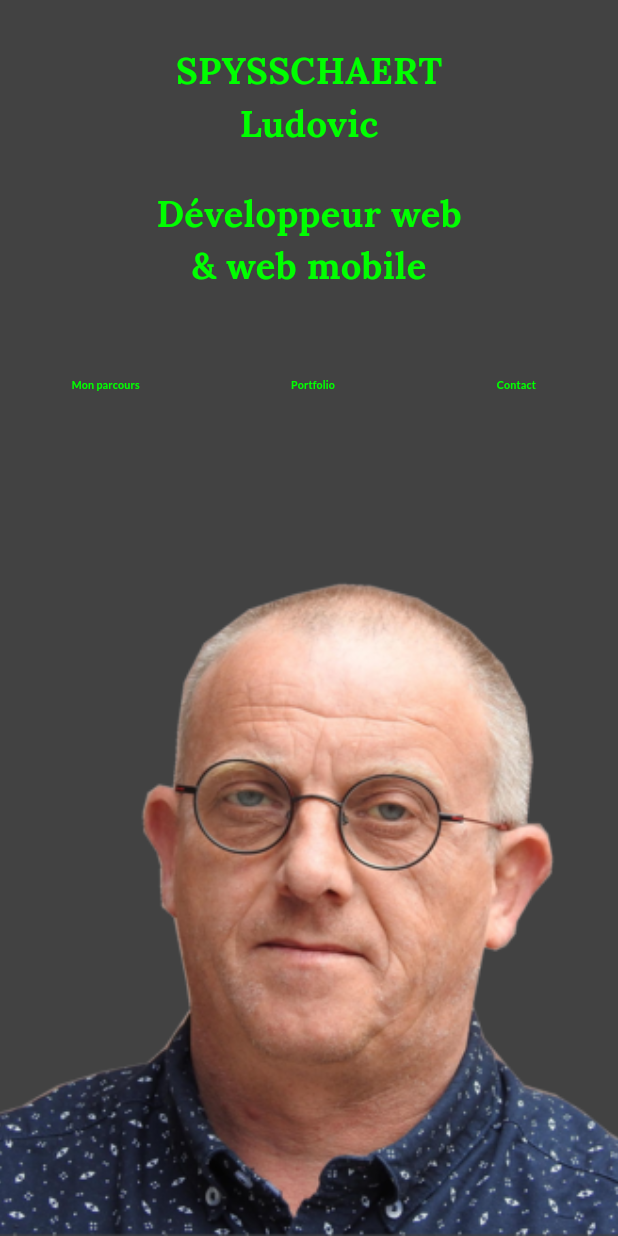
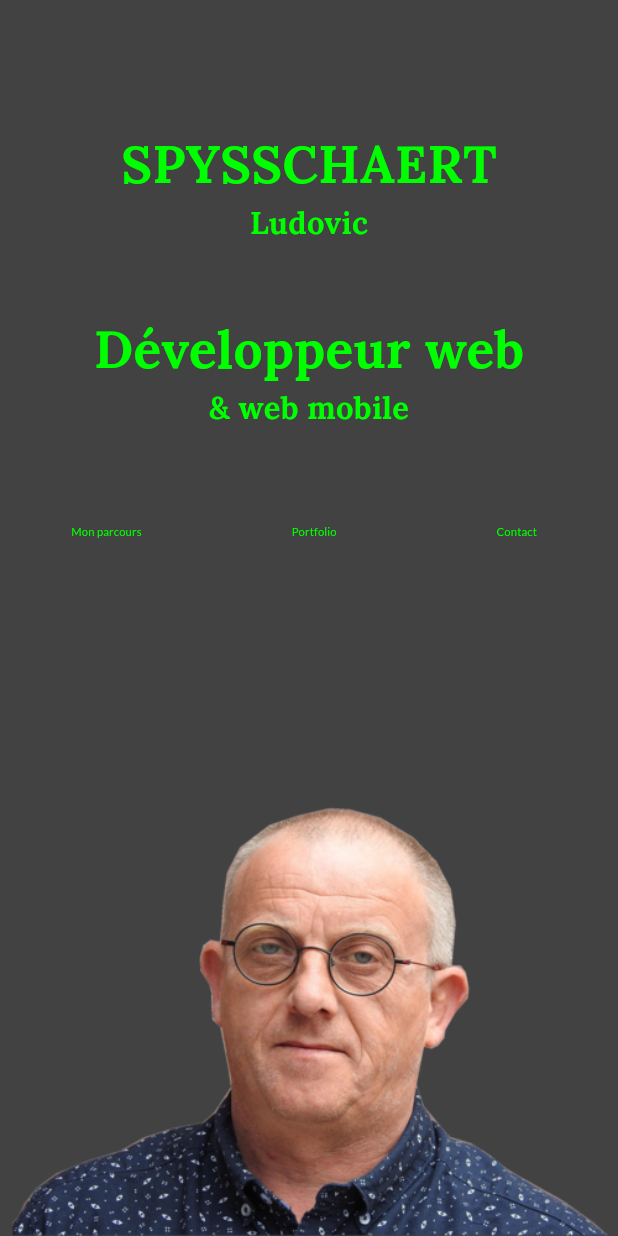
Before and after one commit to pickypou/mon_site_cv, a Flutter app: the screen it shows after launch, on a phone screen of 412 x 824 dp. Run offline on Flutter 3.47's test engine with Material 3 defaults, Android fonts, the phone set to English and light mode, and no system bars; our stand-ins replace flutter_hooks, flutter_markdown, google_fonts.

Commit message:
reprise de la mise en page home page

```diff
--- a/lib/ui/common/theme/theme.dart
+++ b/lib/ui/common/theme/theme.dart
@@ -55,7 +55,7 @@ TextStyle titleStyleLarge(BuildContext context) {
 
 TextStyle titleStyleMedium(BuildContext context) {
   Size size = MediaQuery.of(context).size;
-  double titleFontSize = size.width / 17;
+  double titleFontSize = size.width / 20;
 
   return GoogleFonts.lora().copyWith(
     fontSize: titleFontSize,
@@ -78,10 +78,10 @@ TextStyle titleStyleSmall(BuildContext context) {
 
 TextStyle textStyleText(BuildContext context) {
   Size size = MediaQuery.sizeOf(context);
-  double? titleFontSize = size.width / 58;
+  double? titleFontSize = size.width / 55;
   return GoogleFonts.lato().copyWith(
     fontSize: titleFontSize,
-    fontWeight: FontWeight.bold,
+    //fontWeight: FontWeight.bold,
     color: Theme.of(context).secondaryHeaderColor,
     decoration: TextDecoration.none,  // Ajoutez cette ligne
   );
--- a/lib/ui/common/widgets/image_profile/image_profile.dart
+++ b/lib/ui/common/widgets/image_profile/image_profile.dart
@@ -7,19 +7,22 @@ class ImageProfile extends StatelessWidget {
 
   @override
   Widget build(BuildContext context) {
-    final size = MediaQuery.of(context).size;
+    final size = MediaQuery.sizeOf(context);
 
-    return Container(
-      width: size.width,
-      height: size.height, // Prendre toute la hauteur disponible
-      child: FittedBox(
-        fit: BoxFit.cover, // Ajuste l'image pour couvrir tout l'espace
-        child: Image.asset(
-          ImageProfile.imagePath,
-          width: size.width, // Assure que l'image couvre toute la largeur
-          //height: size.height, // Assure que l'image couvre toute la hauteur
-        ),
-      ),
+    return Flex(
+        direction: size.width > size.height ? Axis.horizontal : Axis.vertical,
+    mainAxisAlignment: size.width > size.height
+      ? MainAxisAlignment.start
+    :MainAxisAlignment.end,
+    children: [
+      Flexible(
+          flex: 1,
+          child: Image.asset(
+            ImageProfile.imagePath,
+            fit: BoxFit.cover,
+          ))
+    ],
     );
+
   }
 }
--- a/lib/ui/home_page/home_page.dart
+++ b/lib/ui/home_page/home_page.dart
@@ -1,3 +1,4 @@
+import 'package:flutter/cupertino.dart';
 import 'package:flutter/material.dart';
 import 'package:mon_site_cv/ui/common/widgets/createSlideRoute/create_slide_route.dart';
 import 'package:mon_site_cv/ui/common/widgets/image_profile/image_profile.dart';
@@ -5,6 +6,7 @@ import 'package:mon_site_cv/ui/common/widgets/route_button/route_button.dart';
 import 'package:mon_site_cv/ui/contact/contact_view.dart';
 import 'package:mon_site_cv/ui/parcours/parcours_view.dart';
 import 'package:mon_site_cv/ui/portfolio/portfolio_view.dart';
+
 import '../common/theme/theme.dart';
 
 class HomePage extends StatelessWidget {
@@ -12,36 +14,43 @@ class HomePage extends StatelessWidget {
 
   @override
   Widget build(BuildContext context) {
-    final screenWidth = MediaQuery.of(context).size.width;
-    final screenHeight = MediaQuery.of(context).size.height;
+    final screenWidth = MediaQuery.sizeOf(context);
+    final screenHeight = MediaQuery.sizeOf(context);
+    final size = MediaQuery.sizeOf(context);
 
+    if(size.width < 750) {
       return Scaffold(
         body: Container(
-        width: screenWidth,
+          width: screenWidth.width,
+          height: screenHeight.height,
           color: theme.primaryColor, // Fond d'écran de couleur
           child: Column(
             children: [
               // Partie du texte
               Padding(
-              padding: const EdgeInsets.fromLTRB(0, 30, 0, 0),
+                padding: const EdgeInsets.fromLTRB(0, 85, 0, 55),
                 child: Column(
                   mainAxisAlignment: MainAxisAlignment.center,
                   crossAxisAlignment: CrossAxisAlignment.center,
                   children: [
-                  Text('SPYSSCHAERT', style: titleStyleMedium(context)),
+                    Text('SPYSSCHAERT', style: titleStyleLarge(context)),
                     Text('Ludovic', style: titleStyleMedium(context)),
-                  Padding(
-                    padding: const EdgeInsets.fromLTRB(0, 25, 0, 0),
-                    child: Column(
+                    const SizedBox(
+                      height: 45,
+                    ),
+                    Column(
                       mainAxisAlignment: MainAxisAlignment.center,
                       children: [
-                        Text('Développeur web', style: titleStyleMedium(context)),
+                        Text('Développeur web',
+                            style: titleStyleLarge(context)),
                         Text('& web mobile', style: titleStyleMedium(context)),
+                        const SizedBox(
+                          height: 45,
+                        ),
                         Padding(
-                          padding: const EdgeInsets.fromLTRB(0, 25, 0, 60),
+                          padding: const EdgeInsets.fromLTRB(0, 0, 0, 60),
                           child: SizedBox(
-                            height: 73,
-                            width: screenWidth,
+                            width: screenWidth.width,
                             child: const Row(
                               mainAxisAlignment: MainAxisAlignment.spaceAround,
                               children: [
@@ -66,12 +75,11 @@ class HomePage extends StatelessWidget {
                         ),
                       ],
                     ),
-                  ),
                   ],
                 ),
               ),
               // Espace flexible qui pousse l'image vers le bas
-            //const Spacer(),
+
               const Expanded(
                 child: ImageProfile(),
               ),
@@ -79,5 +87,88 @@ class HomePage extends StatelessWidget {
           ),
         ),
       );
+
+    }else {
+      return Scaffold(
+        body: Container(
+          color: theme.primaryColor, // Applique la couleur de fond ici
+          child: Row(
+            children: [
+              // Colonne gauche : Boutons et image
+              Expanded(
+                flex: 1, // Proportion de la colonne gauche
+                child: Column(
+                  crossAxisAlignment: CrossAxisAlignment.start,
+                  children: [
+                    // Conteneur pour les boutons de navigation
+                    const Padding(
+                      padding: EdgeInsets.fromLTRB(35, 35, 0, 0),
+                      child: Column(
+                        mainAxisAlignment: MainAxisAlignment.start,
+                        children: [
+                          RouteButton(
+                            text: "Mon parcours",
+                            destinationPage: ParcoursView(),
+                            transitionBuilder: slideFromRight,
+                          ),
+                          Padding(padding: EdgeInsets.fromLTRB(200, 45, 0, 0),
+                            child:
+                            RouteButton(
+                              text: "Portfolio",
+                              destinationPage: PortfolioView(),
+                              transitionBuilder: slideFromLeft,
+                            ),
+                          ),
+                          Padding(padding: EdgeInsets.fromLTRB(325, 45, 0, 0),
+                          child:
+                          RouteButton(
+                            text: "Contact",
+                            destinationPage: ContactView(),
+                            transitionBuilder: slideFromBottom,
+                          ),
+                          ),
+
+
+                        ],
+                      ),
+                    ),
+                    const Spacer(),
+                    Expanded(
+                      child: Container(
+                        width: double.infinity,
+                        child: ImageProfile(), // Assurez-vous que ce widget est correctement configuré
+                      ),
+                    ),
+                  ],
+                ),
+              ),
+              // Colonne droite : Texte
+              Expanded(
+                flex: 2, // Proportion de la colonne droite
+                child: Padding(
+                  padding: const EdgeInsets.all(16.0),
+                  child: Column(
+                    crossAxisAlignment: CrossAxisAlignment.center,
+                    mainAxisAlignment: MainAxisAlignment.center,
+                    children: [
+                      Text('SPYSSCHAERT', style: titleStyleMedium(context)),
+                      Text('Ludovic', style: titleStyleMedium(context)),
+                      const SizedBox(height: 25),
+                      Text(
+                        'Développeur web \n & web mobile',
+                        style: titleStyleMedium(context),
+                      ),
+                    ],
+                  ),
+                ),
+              ),
+            ],
+          ),
+        ),
+      );
+
+
+
     }
   }
+}
```
Also changed, not shown: pubspec.lock. Lines whose indentation alone changed are shown as unchanged.
